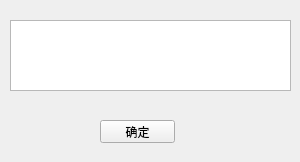
First picture: the form in finishMessage.ui, repository LeoJacob/BUAASE, before the edit.
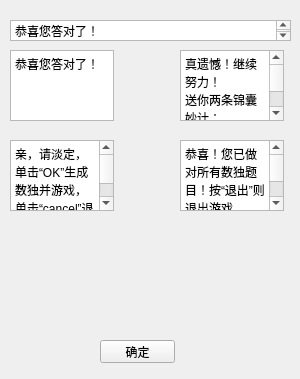
Second picture: the form after the edit.

The edit to the form file:
```diff
--- a/finishMessage.ui
+++ b/finishMessage.ui
@@ -7,7 +7,7 @@
     <x>0</x>
     <y>0</y>
     <width>300</width>
-    <height>162</height>
+    <height>379</height>
    </rect>
   </property>
   <property name="windowTitle">
@@ -17,7 +17,7 @@
    <property name="geometry">
     <rect>
      <x>100</x>
-     <y>120</y>
+     <y>340</y>
      <width>75</width>
      <height>23</height>
     </rect>
@@ -32,11 +32,89 @@
      <x>10</x>
      <y>20</y>
      <width>281</width>
-     <height>71</height>
+     <height>21</height>
     </rect>
    </property>
    <property name="readOnly">
     <bool>true</bool>
+   </property>
+   <property name="html">
+    <string>&lt;!DOCTYPE HTML PUBLIC &quot;-//W3C//DTD HTML 4.0//EN&quot; &quot;http://www.w3.org/TR/REC-html40/strict.dtd&quot;&gt;
+&lt;html&gt;&lt;head&gt;&lt;meta name=&quot;qrichtext&quot; content=&quot;1&quot; /&gt;&lt;style type=&quot;text/css&quot;&gt;
+p, li { white-space: pre-wrap; }
+&lt;/style&gt;&lt;/head&gt;&lt;body style=&quot; font-family:'SimSun'; font-size:9pt; font-weight:400; font-style:normal;&quot;&gt;
+&lt;p style=&quot; margin-top:0px; margin-bottom:0px; margin-left:0px; margin-right:0px; -qt-block-indent:0; text-indent:0px;&quot;&gt;恭喜您答对了！&lt;/p&gt;&lt;/body&gt;&lt;/html&gt;</string>
+   </property>
+  </widget>
+  <widget class="QTextEdit" name="textEdit">
+   <property name="geometry">
+    <rect>
+     <x>10</x>
+     <y>50</y>
+     <width>104</width>
+     <height>71</height>
+    </rect>
+   </property>
+   <property name="html">
+    <string>&lt;!DOCTYPE HTML PUBLIC &quot;-//W3C//DTD HTML 4.0//EN&quot; &quot;http://www.w3.org/TR/REC-html40/strict.dtd&quot;&gt;
+&lt;html&gt;&lt;head&gt;&lt;meta name=&quot;qrichtext&quot; content=&quot;1&quot; /&gt;&lt;style type=&quot;text/css&quot;&gt;
+p, li { white-space: pre-wrap; }
+&lt;/style&gt;&lt;/head&gt;&lt;body style=&quot; font-family:'SimSun'; font-size:9pt; font-weight:400; font-style:normal;&quot;&gt;
+&lt;p style=&quot; margin-top:0px; margin-bottom:0px; margin-left:0px; margin-right:0px; -qt-block-indent:0; text-indent:0px;&quot;&gt;恭喜您答对了！&lt;/p&gt;&lt;/body&gt;&lt;/html&gt;</string>
+   </property>
+  </widget>
+  <widget class="QTextEdit" name="textEdit_2">
+   <property name="geometry">
+    <rect>
+     <x>180</x>
+     <y>50</y>
+     <width>104</width>
+     <height>71</height>
+    </rect>
+   </property>
+   <property name="html">
+    <string>&lt;!DOCTYPE HTML PUBLIC &quot;-//W3C//DTD HTML 4.0//EN&quot; &quot;http://www.w3.org/TR/REC-html40/strict.dtd&quot;&gt;
+&lt;html&gt;&lt;head&gt;&lt;meta name=&quot;qrichtext&quot; content=&quot;1&quot; /&gt;&lt;style type=&quot;text/css&quot;&gt;
+p, li { white-space: pre-wrap; }
+&lt;/style&gt;&lt;/head&gt;&lt;body style=&quot; font-family:'SimSun'; font-size:9pt; font-weight:400; font-style:normal;&quot;&gt;
+&lt;p style=&quot; margin-top:0px; margin-bottom:0px; margin-left:0px; margin-right:0px; -qt-block-indent:0; text-indent:0px;&quot;&gt;真遗憾！继续努力！&lt;/p&gt;
+&lt;p style=&quot; margin-top:0px; margin-bottom:0px; margin-left:0px; margin-right:0px; -qt-block-indent:0; text-indent:0px;&quot;&gt;送你两条锦囊妙计：&lt;/p&gt;
+&lt;p style=&quot; margin-top:0px; margin-bottom:0px; margin-left:0px; margin-right:0px; -qt-block-indent:0; text-indent:0px;&quot;&gt;1.填满所有空格&lt;/p&gt;
+&lt;p style=&quot; margin-top:0px; margin-bottom:0px; margin-left:0px; margin-right:0px; -qt-block-indent:0; text-indent:0px;&quot;&gt;2.消除红色数字&lt;/p&gt;&lt;/body&gt;&lt;/html&gt;</string>
+   </property>
+  </widget>
+  <widget class="QTextEdit" name="textEdit_3">
+   <property name="geometry">
+    <rect>
+     <x>10</x>
+     <y>140</y>
+     <width>104</width>
+     <height>71</height>
+    </rect>
+   </property>
+   <property name="html">
+    <string>&lt;!DOCTYPE HTML PUBLIC &quot;-//W3C//DTD HTML 4.0//EN&quot; &quot;http://www.w3.org/TR/REC-html40/strict.dtd&quot;&gt;
+&lt;html&gt;&lt;head&gt;&lt;meta name=&quot;qrichtext&quot; content=&quot;1&quot; /&gt;&lt;style type=&quot;text/css&quot;&gt;
+p, li { white-space: pre-wrap; }
+&lt;/style&gt;&lt;/head&gt;&lt;body style=&quot; font-family:'SimSun'; font-size:9pt; font-weight:400; font-style:normal;&quot;&gt;
+&lt;p style=&quot; margin-top:0px; margin-bottom:0px; margin-left:0px; margin-right:0px; -qt-block-indent:0; text-indent:0px;&quot;&gt;亲，请淡定，单击“OK”生成数独并游戏，单击“cancel”退出。&lt;/p&gt;&lt;/body&gt;&lt;/html&gt;</string>
+   </property>
+  </widget>
+  <widget class="QTextEdit" name="textEdit_4">
+   <property name="geometry">
+    <rect>
+     <x>180</x>
+     <y>140</y>
+     <width>104</width>
+     <height>71</height>
+    </rect>
+   </property>
+   <property name="html">
+    <string>&lt;!DOCTYPE HTML PUBLIC &quot;-//W3C//DTD HTML 4.0//EN&quot; &quot;http://www.w3.org/TR/REC-html40/strict.dtd&quot;&gt;
+&lt;html&gt;&lt;head&gt;&lt;meta name=&quot;qrichtext&quot; content=&quot;1&quot; /&gt;&lt;style type=&quot;text/css&quot;&gt;
+p, li { white-space: pre-wrap; }
+&lt;/style&gt;&lt;/head&gt;&lt;body style=&quot; font-family:'SimSun'; font-size:9pt; font-weight:400; font-style:normal;&quot;&gt;
+&lt;p style=&quot; margin-top:0px; margin-bottom:0px; margin-left:0px; margin-right:0px; -qt-block-indent:0; text-indent:0px;&quot;&gt;恭喜！您已做对所有数独题目！按“退出”则退出游戏，按“再玩一组”则重新生成数独题目&lt;/p&gt;&lt;/body&gt;&lt;/html&gt;</string>
    </property>
   </widget>
  </widget>
```
